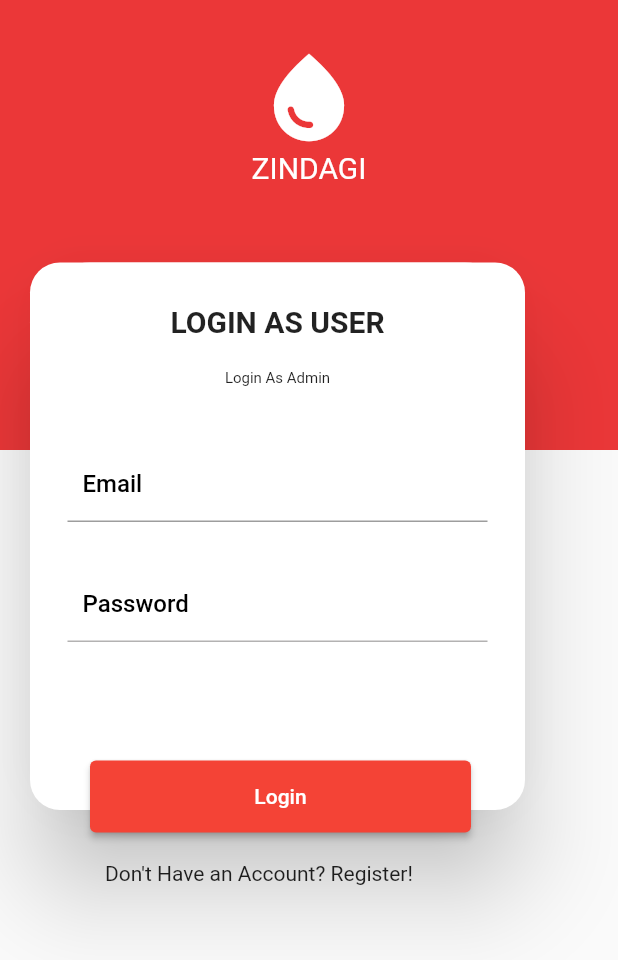
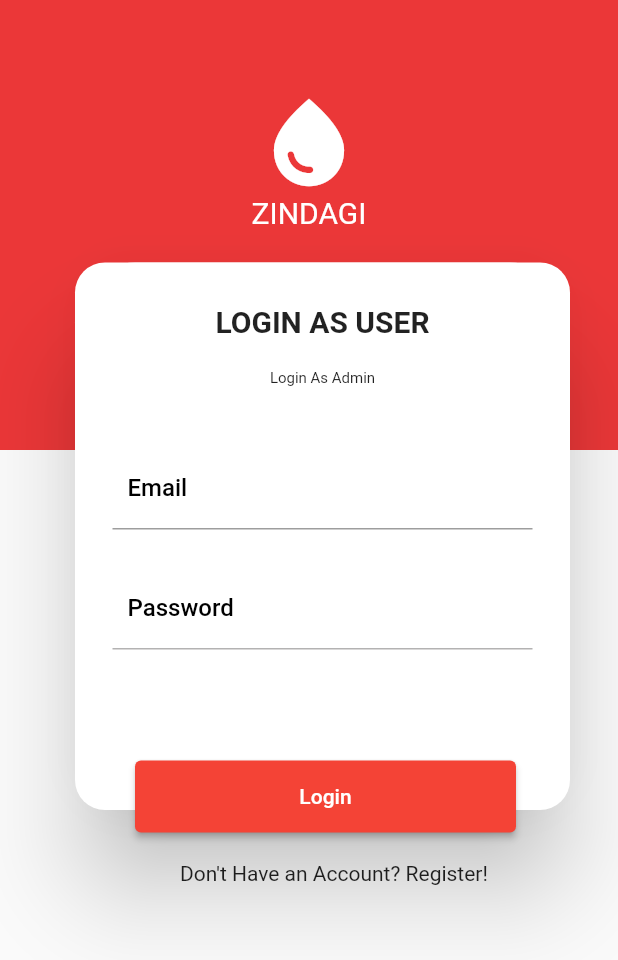
Before and after one commit to AsraAijaz17/BloodDonation_FlutterApp, a Flutter app: the screen it shows after launch, after a tap on "Login As User", on a phone screen of 412 x 824 dp. Shown: the top 960 px of the screen. Run offline on Flutter 3.47's test engine with Material 2 defaults, Android fonts, the phone set to English and light mode, and no system bars; our stand-ins replace cloud_firestore, firebase_auth, firebase_core, flutter_svg; accounts and stored records are empty; network calls fail.

Commit message:
My 2nd Commit

```diff
--- a/lib/AdminSCreens/Scr2_LoginAdmin/adminLogin.dart
+++ b/lib/AdminSCreens/Scr2_LoginAdmin/adminLogin.dart
@@ -154,13 +154,13 @@ class _AdminLoginState extends State<AdminLogin> {
               color: Color(0xFFEB3738),
               child: Column(
                 children: [
-                  SizedBox(
-                    height: 30,
-                  ),
-                  Icon(
-                    Icons.water_drop,
-                    color: Colors.white,
-                    size: 70,
+                  Padding(
+                    padding: const EdgeInsets.only(top: 60),
+                    child: Icon(
+                      Icons.water_drop,
+                      color: Colors.white,
+                      size: 70,
+                    ),
                   ),
                   Text(
                     "ZINDAGI",
@@ -171,7 +171,7 @@ class _AdminLoginState extends State<AdminLogin> {
             ),
             Positioned(
               bottom: 60,
-              left: 20,
+              left: 50,
               child: Material(
                 elevation: 28,
                 borderRadius: BorderRadius.circular(40),
@@ -209,7 +209,7 @@ class _AdminLoginState extends State<AdminLogin> {
                     ),
                     Container(
                       width: 280,
-                      height: 50,
+                      height: 70,
                       child: TextField(
                         controller: emailController,
                         decoration: InputDecoration(
@@ -229,11 +229,11 @@ class _AdminLoginState extends State<AdminLogin> {
                       ),
                     ),
                     SizedBox(
-                      height: 30,
+                      height: 10,
                     ),
                     Container(
                       width: 280,
-                      height: 50,
+                      height: 70,
                       child: TextField(
                         controller: passwordController,
                         decoration: InputDecoration(
@@ -258,7 +258,7 @@ class _AdminLoginState extends State<AdminLogin> {
             ),
             Positioned(
               bottom: 45,
-              left: 60,
+              left: 90,
               child: ElevatedButton(
                 onPressed: () {
                   loginUser();
--- a/lib/AdminSCreens/Scr3_Options/Options.dart
+++ b/lib/AdminSCreens/Scr3_Options/Options.dart
@@ -35,7 +35,7 @@ class _OptionsState extends State<Options> {
           crossAxisAlignment: CrossAxisAlignment.start,
           children: [
             Container(
-              height: 400,
+              height: 600,
               width: double.infinity,
               child: Image.asset(
                 "assets/images/r.png",
@@ -72,7 +72,8 @@ class _OptionsState extends State<Options> {
                 SelectGroup(Group: "ALL"),
               ],
             ),
-            Spacer(),
+            // Spacer(),
+            SizedBox(height: 20,),
             Row(
               mainAxisAlignment: MainAxisAlignment.center,
               children: [
--- a/lib/AdminSCreens/Scr4_ShowAllDonars/CustomDonarContainer.dart
+++ b/lib/AdminSCreens/Scr4_ShowAllDonars/CustomDonarContainer.dart
@@ -27,7 +27,7 @@ class _CustomDonarContainerState extends State<CustomDonarContainer> {
   @override
   Widget build(BuildContext context) {
     return SizedBox(
-      height: 160, // Set the height of the Card
+      height: 180, // Set the height of the Card
       child: Card(
         color: Colors.white,
         shape: RoundedRectangleBorder(
--- a/lib/UserSCreeens/Scr2_UserLogin/UserLogin.dart
+++ b/lib/UserSCreeens/Scr2_UserLogin/UserLogin.dart
@@ -46,13 +46,14 @@ class _UserLoginState extends State<UserLogin> {
               color: Color(0xFFEB3738),
               child: Column(
                 children: [
-                  SizedBox(
-                    height: 30,
-                  ),
-                  Icon(
-                    Icons.water_drop,
-                    color: Colors.white,
-                    size: 70,
+
+                  Padding(
+                    padding: const EdgeInsets.only(top: 60),
+                    child: Icon(
+                      Icons.water_drop,
+                      color: Colors.white,
+                      size: 70,
+                    ),
                   ),
                   Text(
                     "ZINDAGI",
@@ -63,7 +64,7 @@ class _UserLoginState extends State<UserLogin> {
             ),
             Positioned(
               bottom: 60,
-              left: 20,
+              left: 50,
               child: Material(
                 elevation: 28,
                 borderRadius: BorderRadius.circular(40),
@@ -101,7 +102,7 @@ class _UserLoginState extends State<UserLogin> {
                     ),
                     Container(
                       width: 280,
-                      height: 50,
+                      height: 70,
                       child: TextField(
                         controller: emailController,
                         decoration: InputDecoration(
@@ -121,11 +122,11 @@ class _UserLoginState extends State<UserLogin> {
                       ),
                     ),
                     SizedBox(
-                      height: 30,
+                      height: 10,
                     ),
                     Container(
                       width: 280,
-                      height: 50,
+                      height: 70,
                       child: TextField(
                         controller: passwordController,
                         decoration: InputDecoration(
@@ -150,7 +151,7 @@ class _UserLoginState extends State<UserLogin> {
             ),
             Positioned(
               bottom: 45,
-              left: 60,
+              left: 90,
               child: ElevatedButton(
                 onPressed: () {
                   loginUser();
@@ -164,7 +165,7 @@ class _UserLoginState extends State<UserLogin> {
             ),
             Positioned(
               bottom: 10,
-              left: 70,
+              left: 120,
               child: InkWell(
                   onTap: () {
                     Navigator.push(
--- a/lib/main.dart
+++ b/lib/main.dart
@@ -5,6 +5,8 @@ import 'package:flutterproj2/AdminSCreens/Scr3_Options/Options.dart';
 import 'package:flutterproj2/AdminSCreens/Scr3_Options/selectgroup.dart';
 import 'package:flutterproj2/UserSCreeens/Scr1_UserRegister/UserRegister.dart';
 import 'package:flutterproj2/UserSCreeens/Scr2_UserLogin/UserLogin.dart';
+import 'package:flutterproj2/UserSCreeens/Scr3_UserOptions/useroption.dart';
+import 'package:flutterproj2/UserSCreeens/scr4_ShowAllDonars/donardetail.dart';
 
 import 'package:flutterproj2/firebase_options.dart';
 import 'package:flutterproj2/rough.dart';
@@ -29,7 +31,7 @@ class MyApp extends StatelessWidget {
       debugShowCheckedModeBanner: false,
       title: 'Flutter Demo',
       theme: ThemeData(
-        colorScheme: ColorScheme.fromSwatch(primarySwatch: Colors.deepPurple),
+        colorScheme: ColorScheme.fromSwatch(primarySwatch: Colors.red),
         visualDensity: VisualDensity.adaptivePlatformDensity,
       ),
       home: SplashScreen(),
```
Also changed, not shown: lib/AdminSCreens/Scr4_AddNewDonar/AddDonar.dart (+6 -6 lines), lib/AdminSCreens/Scr5_EditDonar/EditDonar.dart (+12 -11 lines), lib/AdminSCreens/Scr6_AdminProfile/AdminProfile.dart (+10 -4 lines), lib/UserSCreeens/Scr1_UserRegister/UserRegister.dart (+8 -8 lines), lib/UserSCreeens/Scr3_UserOptions/useroption.dart (+5 -2 lines), lib/UserSCreeens/Scr5_Userprofile/UserProfile.dart (+9 -3 lines), lib/UserSCreeens/scr4_ShowAllDonars/donardetail.dart (added, +174 -0 lines), lib/UserSCreeens/scr4_ShowAllDonars/user_customDonarCont.dart (+6 -2 lines), lib/UserSCreeens/scr4_ShowAllDonars/user_showdonars.dart (+14 -1 lines), assets/images/little.png (added).
